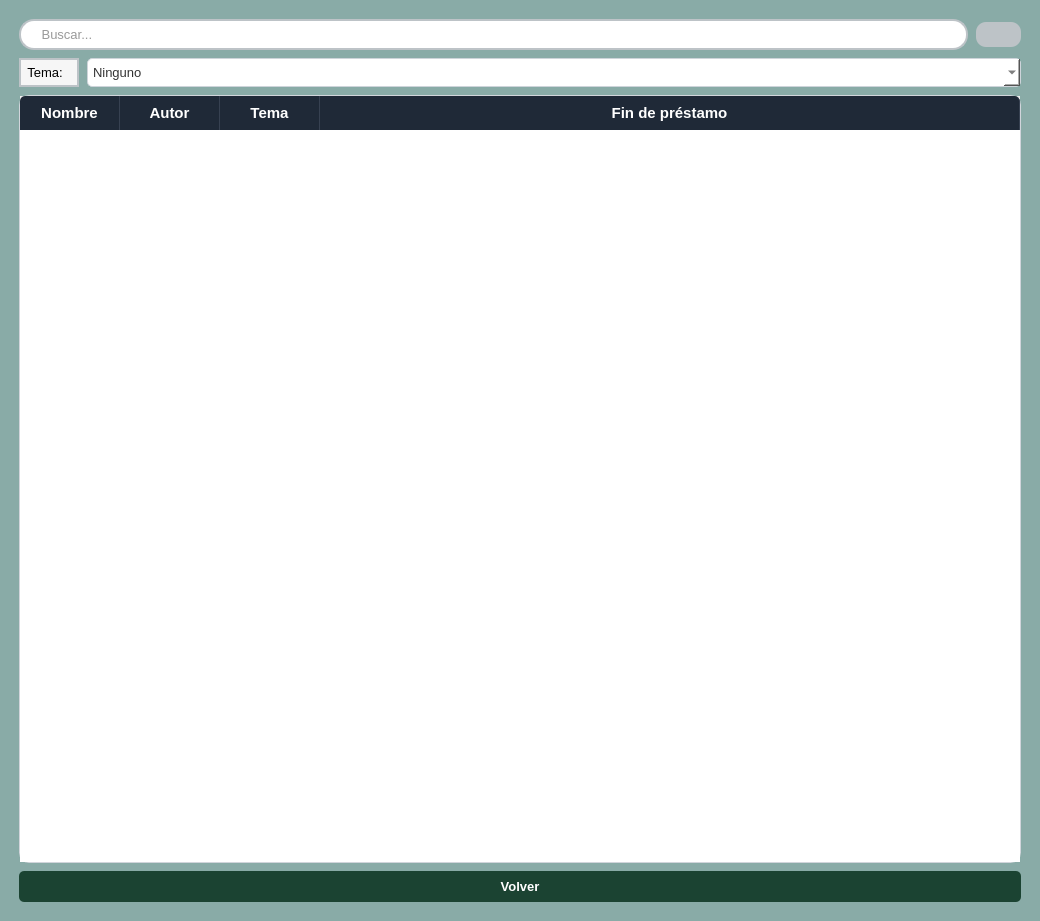
Above: src/vista/Ui/VistaMisPrestamos.ui from ivantm1/proyecto-software before the change. Below: the same form after it.
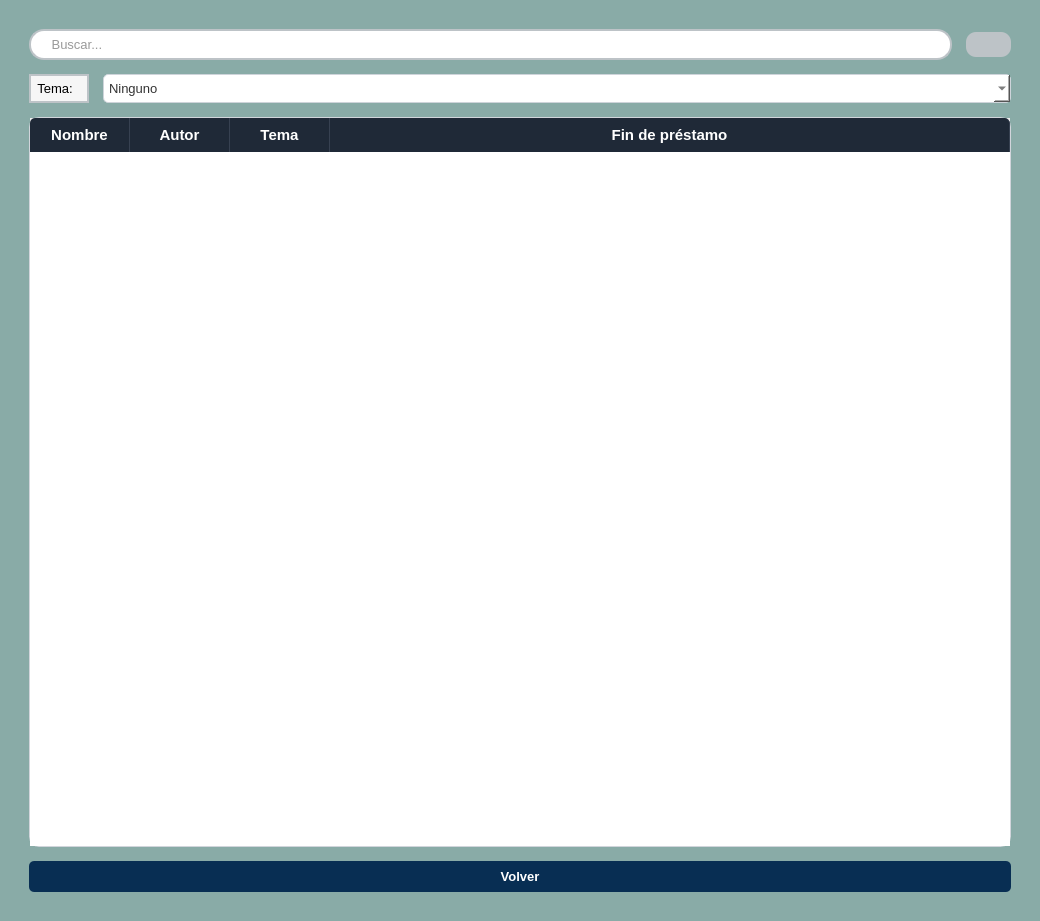
That is the form after the change. Icons and pictures are not drawn.

Commit message: "Cambios en vistas del estudiante"

What changed in the file:
```diff
--- a/src/vista/Ui/VistaMisPrestamos.ui
+++ b/src/vista/Ui/VistaMisPrestamos.ui
@@ -127,10 +127,22 @@
    </item>
    <item>
     <layout class="QHBoxLayout" name="horizontalLayout_9">
+     <property name="leftMargin">
+      <number>10</number>
+     </property>
+     <property name="topMargin">
+      <number>10</number>
+     </property>
+     <property name="rightMargin">
+      <number>10</number>
+     </property>
+     <property name="bottomMargin">
+      <number>10</number>
+     </property>
      <item>
       <layout class="QVBoxLayout" name="verticalLayout">
        <property name="spacing">
-        <number>8</number>
+        <number>14</number>
        </property>
        <property name="leftMargin">
         <number>8</number>
@@ -422,9 +434,9 @@
         <widget class="QPushButton" name="boton_volver">
          <property name="styleSheet">
           <string notr="true">QPushButton {
-    background-color: #1B4332; 
-    color: white; 
-    border-radius: 5px;  
+    background-color: #082e53; 
+    color: white;  
+    border-radius: 5px; 
     padding: 8px;  
     font-weight: bold;
 }
```
Left out of the diff: 4 changed lines with no effect on the pictures. The commit also changes 3 other files.
